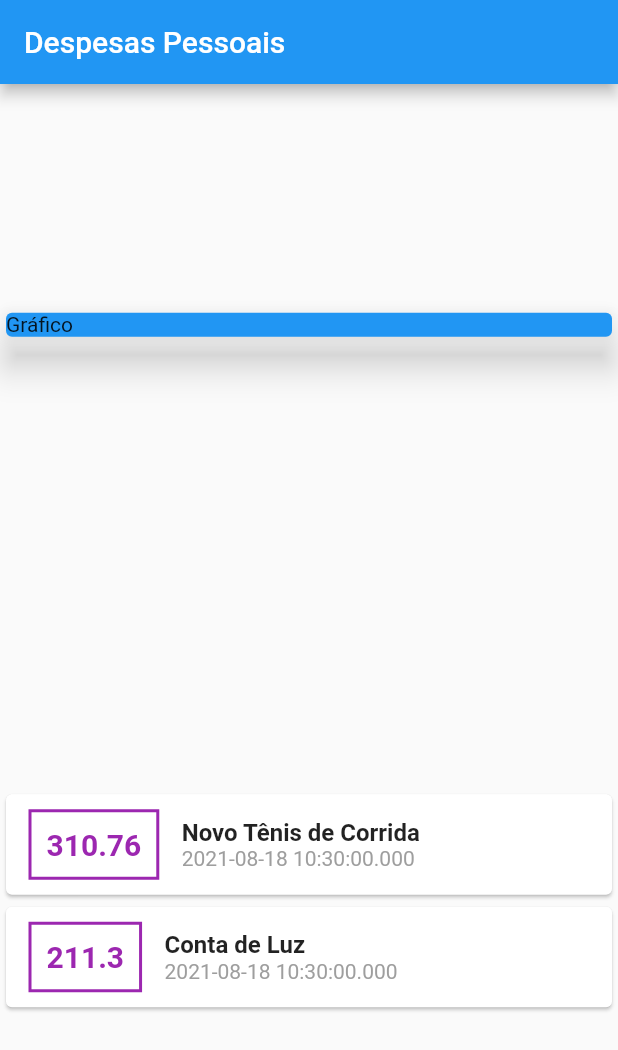
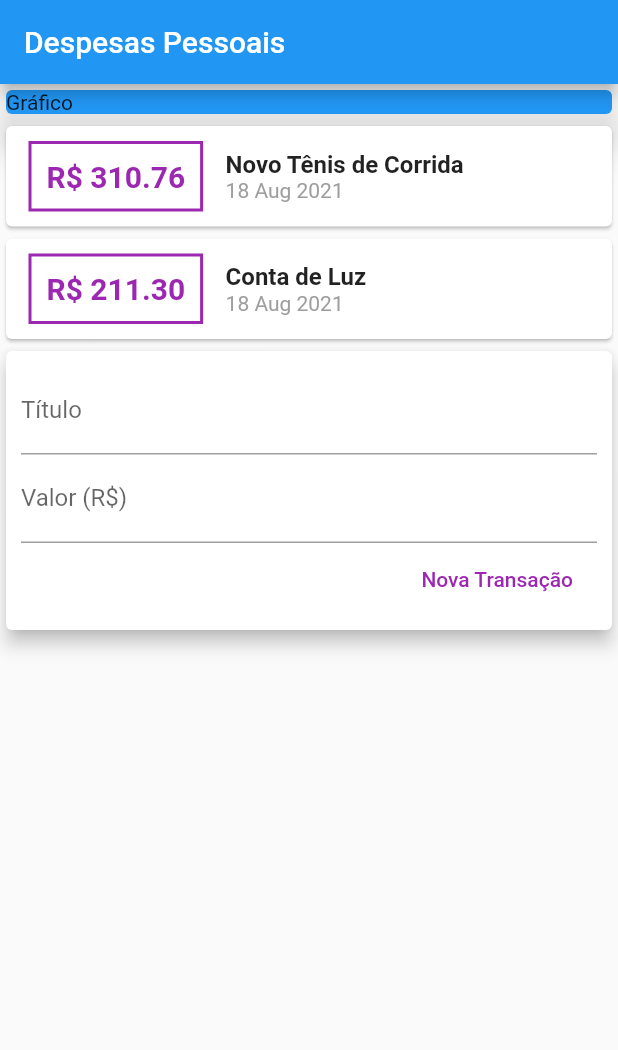
Before and after one commit to LuanBatista904/expenses, a Flutter app: the screen it shows after launch, on a phone screen of 412 x 824 dp. Shown: the top 1050 px of the screen. Run offline on Flutter 3.47's test engine with Material 2 defaults, Android fonts, the phone set to English and light mode, and no system bars.

```diff
--- a/lib/main.dart
+++ b/lib/main.dart
@@ -1,5 +1,6 @@
 import 'package:expenses/models/transactions.dart';
 import 'package:flutter/material.dart';
+import 'package:intl/intl.dart';
 
 main() => runApp(ExpensesApp());
 
@@ -11,6 +12,9 @@ class ExpensesApp extends StatelessWidget {
 }
 
 class MyhomePage extends StatelessWidget {
+  late String title;
+  late String value;
+
   final _transactions = [
     Transaction(
       id: 't1',
@@ -32,7 +36,6 @@ class MyhomePage extends StatelessWidget {
         title: Text('Despesas Pessoais'),
       ),
       body: Column(
-          mainAxisAlignment: MainAxisAlignment.spaceAround,
           crossAxisAlignment: CrossAxisAlignment.stretch,
           children: <Widget>[
             Container(
@@ -45,21 +48,16 @@ class MyhomePage extends StatelessWidget {
             Column(
               children: _transactions.map((tr) {
                 return Card(
-                  child: Row(children: [
+                  child: Row(
+                    children: [
                       Container(
-                      margin: EdgeInsets.symmetric(
-                        horizontal: 15,
-                        vertical: 10
-                      ),
+                        margin:
+                            EdgeInsets.symmetric(horizontal: 15, vertical: 10),
                         decoration: BoxDecoration(
-                        border: Border.all(
-                          color: Colors.purple,
-                          width: 2
-                        )
-                      ),
+                            border: Border.all(color: Colors.purple, width: 2)),
                         padding: EdgeInsets.all(10),
                         child: Text(
-                        tr.value.toString(),
+                          'R\$ ${tr.value.toStringAsFixed(2)}',
                           style: TextStyle(
                             fontWeight: FontWeight.bold,
                             fontSize: 20,
@@ -70,21 +68,56 @@ class MyhomePage extends StatelessWidget {
                       Column(
                         crossAxisAlignment: CrossAxisAlignment.start,
                         children: [
-                        Text(tr.title,
+                          Text(
+                            tr.title,
                             style: TextStyle(
-                          fontWeight: FontWeight.bold,
-                          fontSize: 16
-                        ),),
-                        Text(tr.date.toString(),
-                        style: TextStyle(
-                          color: Colors.grey
-                        ),)
+                                fontWeight: FontWeight.bold, fontSize: 16),
+                          ),
+                          Text(
+                            DateFormat('d MMM y').format(tr.date),
+                            style: TextStyle(color: Colors.grey),
+                          )
                         ],
                       )
-                  ],),
+                    ],
+                  ),
                 );
               }).toList(),
+            ),
+            Card(
+              elevation: 5,
+              child: Padding(
+                padding: const EdgeInsets.all(10),
+                child: Column(
+                  children: [
+                    TextField(
+                      onChanged: (newValue) => title = newValue,
+                      decoration: InputDecoration(
+                        labelText: 'Título',
+                      ),
+                    ),
+                    TextField(
+                      onChanged: (newValue) => value = newValue,
+                      decoration: InputDecoration(
+                        labelText: 'Valor (R\$)',
+                      ),
+                    ),
+                    Row(
+                      mainAxisAlignment: MainAxisAlignment.end,
+                      children: [
+                        FlatButton(
+                          child: Text('Nova Transação'),
+                          textColor: Colors.purple,
+                          onPressed: () {
+                            print(value);
+                          },
+                        ),
+                      ],
                     )
+                  ],
+                ),
+              ),
+            ),
           ]),
     );
   }
--- a/pubspec.yaml
+++ b/pubspec.yaml
@@ -23,7 +23,7 @@ environment:
 dependencies:
   flutter:
     sdk: flutter
-
+  intl: ^0.17.0
 
   # The following adds the Cupertino Icons font to your application.
   # Use with the CupertinoIcons class for iOS style icons.
```
Also changed, not shown: pubspec.lock. Lines whose indentation alone changed are shown as unchanged.
